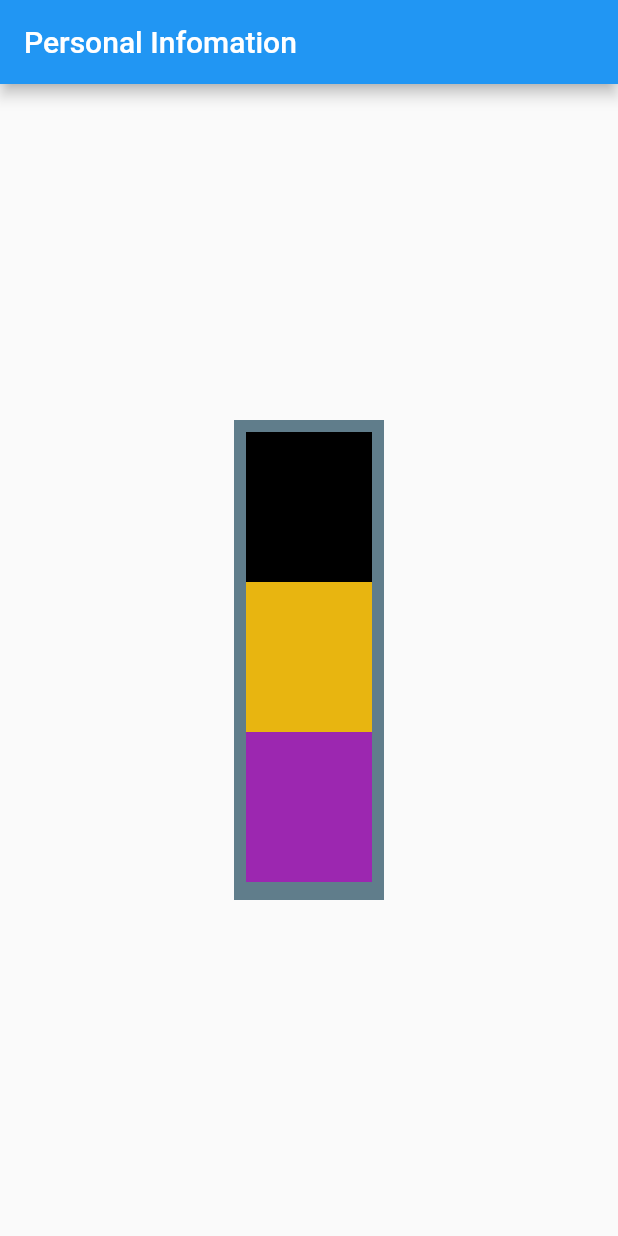
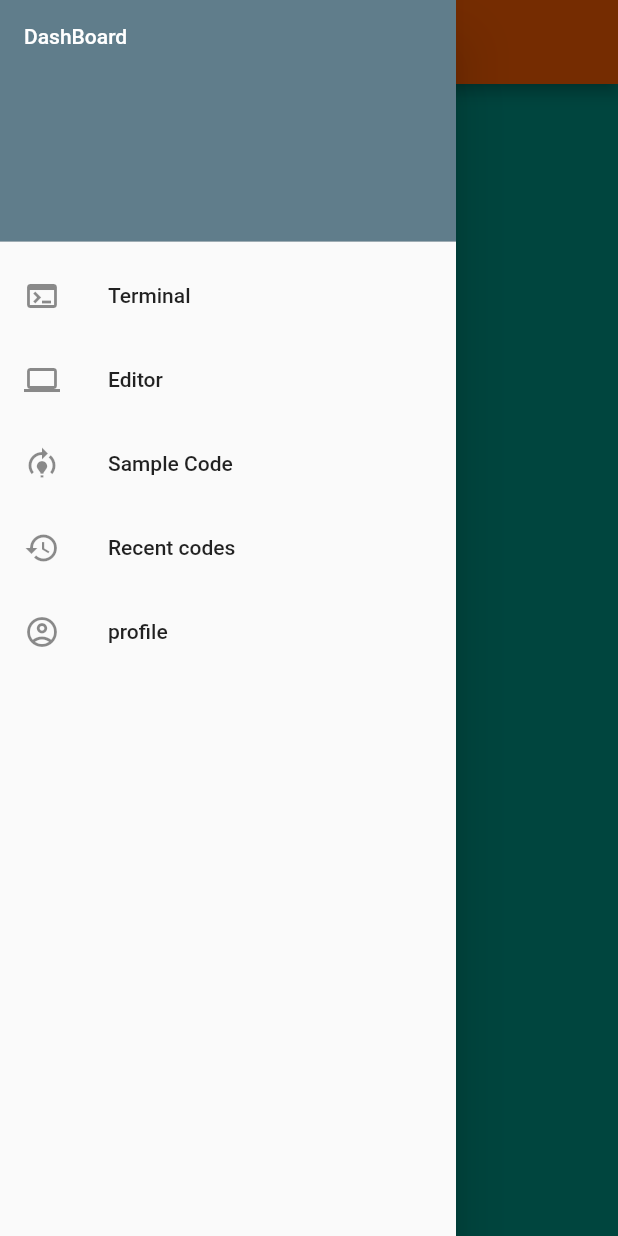
Before and after one commit to karkiayush/FlutterAppdev, a Flutter app: the screen it shows after launch, with the side drawer open (before the commit the screen has no drawer), on a phone screen of 412 x 824 dp. Run offline on Flutter 3.47's test engine with Material 2 defaults, Android fonts, the phone set to English and light mode, and no system bars.

Commit message:
practise of previously learned concept of row and columns along with the app drawer and other stuffs

```diff
--- a/lib/main.dart
+++ b/lib/main.dart
@@ -1,5 +1,7 @@
-/*// Here I learned about the material drawer, List view and circle avatar & Floating action buttons
-import 'package:flutter/material.dart';
+// ignore_for_file: prefer_const_constructors
+
+// Here I learned about the material drawer, List view and circle avatar & Floating action buttons
+/*import 'package:flutter/material.dart';
 
 void main(List<String> args) {
   runApp(MaterialApp(
@@ -82,90 +84,161 @@ class Homepage extends StatelessWidget {
 }
 */
 
-// Row and Columns in dart
+// /*In this chapter, we learned :
+// Row || Column ||
+// */
+
+// // Row and Columns in dart
+// import 'package:flutter/material.dart';
+
+// void main(List<String> args) {
+//   // ignore: prefer_const_constructors
+//   runApp(MaterialApp(
+//     title: "Personal Information",
+//     home: Homepage(),
+//   ));
+// }
+
+// // ignore: use_key_in_widget_constructors
+// class Homepage extends StatelessWidget {
+//   // ignore: annotate_overrides
+//   Widget build(BuildContext context) {
+//     return Scaffold(
+//       // ignore: prefer_const_constructors
+//       appBar: AppBar(title: Text("Personal Infomation")),
+
+//       // ignore: avoid_unnecessary_containers
+//       body: Padding(
+//         padding: const EdgeInsets.all(10.0),
+
+//         // To move the container in any position, we need to use the wrap container with Allign widget
+//         child: Align(
+//           /*Column vaneko vertical (Thado) hunxa, so hamile allignment chai center ma garim vane thado line ko midpointer bata equal 2 parts ma divide hunxa . Further if we use the properties like the centerleft, center ma rahera left patti janxa and same is for the right*/
+//           alignment: Alignment.center,
+//           // alignment: AlignmentGeometry.,
+//           child: Container(
+//             // This line of codes gives the whole screen to the Row
+//             height: 320,
+//             width: 100,
+
+//             // So if we give the color to the container then whole background color will be black
+//             color: Colors
+//                 .blueGrey, //IF we comment out the above media query syntax then only the first row's background color will be greyish
+
+//             child: Padding(
+//               padding: const EdgeInsets.all(8.0),
+//               child: Column(
+//                 // "spacebetween" : creates the gap between the container box, but don't leaves the space between the border and side containers
+
+//                 //spacearound : spacebetween + space in the side container as well
+
+//                 //spaceEvenly : leaves equal space between the all of the containers
+//                 mainAxisAlignment: MainAxisAlignment.start,
+
+//                 /*THE BELOW CROSS AXIS ALLIGNMENT FOR CENTER AND END DOESN'T WORK SINCE THE ROW WILL BE APPLIED ONLY FOR THE TOP OF THE TOP OF THE SCAFFOLD WHEN WE DON'T WRAP THE ROW WITH CENTER */
+
+//                 // crossAxisAlignment: CrossAxisAlignment.end,
+
+//                 // crossAxisAlignment: CrossAxisAlignment.center,
+
+//                 crossAxisAlignment: CrossAxisAlignment.center,
+
+//                 children: [
+//                   // First container
+//                   Container(
+//                     // ignore: prefer_const_constructors
+//                     padding: EdgeInsets.all(0),
+//                     height: 100,
+//                     width: 100,
+//                     color: Colors.black,
+//                   ),
+
+//                   // Second container
+//                   Container(
+//                     // ignore: prefer_const_constructors
+//                     padding: EdgeInsets.all(0),
+//                     height: 100,
+//                     width: 100,
+//                     color: Color.fromARGB(255, 232, 181, 16),
+//                   ),
+
+//                   // Third container
+//                   Container(
+//                     // ignore: prefer_const_constructors
+//                     padding: EdgeInsets.all(0),
+//                     height: 100,
+//                     width: 100,
+//                     color: Colors.purple,
+//                   ),
+//                 ],
+//               ),
+//             ),
+//           ),
+//         ),
+//       ),
+//     );
+//   }
+// }
+
 import 'package:flutter/material.dart';
 
 void main(List<String> args) {
-  // ignore: prefer_const_constructors
   runApp(MaterialApp(
-    title: "Personal Information",
+    title: "Programming Compiler",
     home: Homepage(),
   ));
 }
 
 // ignore: use_key_in_widget_constructors
 class Homepage extends StatelessWidget {
-  // ignore: annotate_overrides
+  @override
   Widget build(BuildContext context) {
     return Scaffold(
-      // ignore: prefer_const_constructors
-      appBar: AppBar(title: Text("Personal Infomation")),
-
-      // ignore: avoid_unnecessary_containers
-      body: Padding(
-        padding: const EdgeInsets.all(10.0),
-
-        // To move the container in any position, we need to use the wrap container with Allign widget
-        child: Align(
-          // alignment: AlignmentGeometry.,
-          child: Container(
-            // This line of codes gives the whole screen to the Row
-            height: 320,
-            width: 100,
-
-            // So if we give the color to the container then whole background color will be black
-            color: Colors
-                .blueGrey, //IF we comment out the above media query syntax then only the first row's background color will be greyish
-
-            child: Padding(
-              padding: const EdgeInsets.all(8.0),
-              child: Column(
-                // "spacebetween" : creates the gap between the container box, but don't leaves the space between the border and side containers
-
-                //spacearound : spacebetween + space in the side container as well
-
-                //spaceEvenly : leaves equal space between the all of the containers
-                mainAxisAlignment: MainAxisAlignment.start,
-
-                /*THE BELOW CROSS AXIS ALLIGNMENT FOR CENTER AND END DOESN'T WORK SINCE THE ROW WILL BE APPLIED ONLY FOR THE TOP OF THE TOP OF THE SCAFFOLD WHEN WE DON'T WRAP THE ROW WITH CENTER */
-
-                // crossAxisAlignment: CrossAxisAlignment.end,
-
-                // crossAxisAlignment: CrossAxisAlignment.center,
-
-                crossAxisAlignment: CrossAxisAlignment.center,
-
-                children: [
-                  // First container
-                  Container(
-                    // ignore: prefer_const_constructors
-                    padding: EdgeInsets.all(0),
-                    height: 100,
-                    width: 100,
-                    color: Colors.black,
-                  ),
-
-                  // Second container
-                  Container(
-                    // ignore: prefer_const_constructors
-                    padding: EdgeInsets.all(0),
-                    height: 100,
-                    width: 100,
-                    color: Color.fromARGB(255, 232, 181, 16),
-                  ),
-
-                  // Third container
-                  Container(
-                    // ignore: prefer_const_constructors
-                    padding: EdgeInsets.all(0),
-                    height: 100,
-                    width: 100,
-                    color: Colors.purple,
-                  ),
-                ],
+      appBar: AppBar(
+          backgroundColor: Color.fromARGB(255, 254, 95, 3),
+          title: Text(
+            "Programming Compiler",
+            style: TextStyle(color: Color.fromARGB(255, 248, 248, 30)),
+          )),
+      body: Container(
+        color: Colors.teal,
+        // child:,
+      ),
+      drawer: Drawer(
+        child: ListView(
+          // padding: EdgeInsets.,
+          // ignore: prefer_const_literals_to_create_immutables
+          children: [
+            DrawerHeader(
+              // ignore: sort_child_properties_last
+              child: Text(
+                "DashBoard",
+                style: TextStyle(color: Colors.white),
               ),
+              decoration: BoxDecoration(color: Colors.blueGrey),
+              // padding: EdgeInsets.all(70),
             ),
-          ),
+            ListTile(
+              leading: Icon(Icons.terminal),
+              title: Text("Terminal"),
+            ),
+            ListTile(
+              leading: Icon(Icons.laptop),
+              title: Text("Editor"),
+            ),
+            ListTile(
+              leading: Icon(Icons.model_training),
+              title: Text("Sample Code "),
+            ),
+            ListTile(
+              leading: Icon(Icons.history),
+              title: Text("Recent codes"),
+            ),
+            ListTile(
+              leading: Icon(Icons.account_circle_outlined),
+              title: Text("profile"),
+            ),
+          ],
         ),
       ),
     );
```
